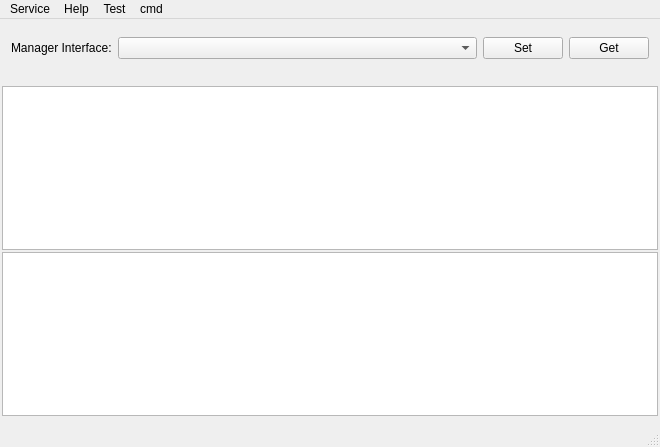
This is qiperftray/src/qiperftray.ui in coolshou/qiperf as Qt 5 draws it before an edit. The edited form follows.
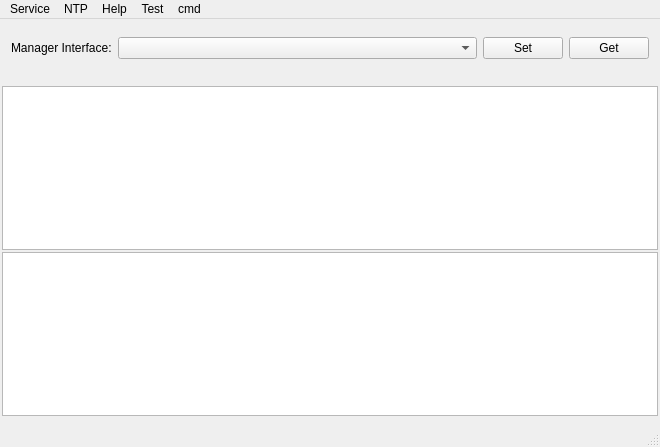
This is the edited form. Icons and pictures are not drawn.

Diff of the .ui file:
```diff
--- a/qiperftray/src/qiperftray.ui
+++ b/qiperftray/src/qiperftray.ui
@@ -129,7 +129,14 @@
     </property>
     <addaction name="actionIperfVersion"/>
    </widget>
+   <widget class="QMenu" name="menuNTP">
+    <property name="title">
+     <string>NTP</string>
+    </property>
+    <addaction name="actionNtpServer"/>
+   </widget>
    <addaction name="menuService"/>
+   <addaction name="menuNTP"/>
    <addaction name="menuHelp"/>
    <addaction name="menuTest"/>
    <addaction name="menucmd"/>
```
Left out of the diff: 9 changed lines with no effect on the pictures.
